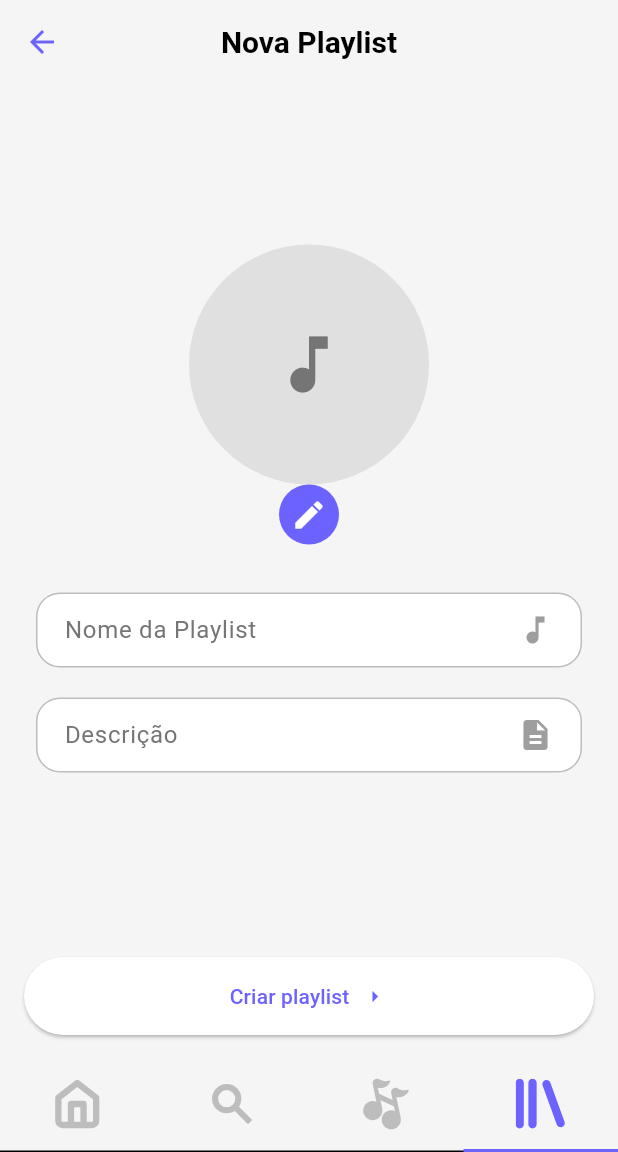
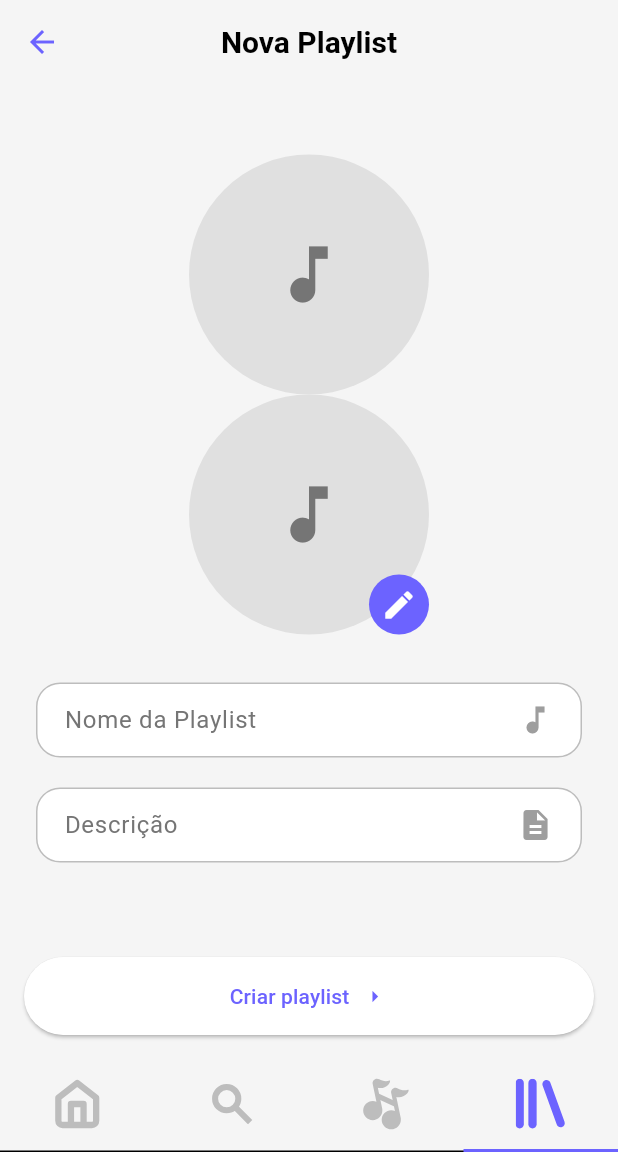
Before and after one commit to LucasEmanoel/dam_music_streaming, a Flutter app: the screen it shows after launch, item 4 of the bottom bar chosen, after a tap on the "add" icon, on a phone screen of 412 x 824 dp, the part 84-1236 px from its top. Run offline on Flutter 3.47's test engine with Material 3 defaults, Android fonts, the phone set to English and light mode, and no system bars; our stand-ins replace flutter_slidable, flutter_svg, image_picker; network calls fail.

```diff
--- a/lib/data/dto/music_dto.dart
+++ /dev/null
@@ -1,4 +0,0 @@
-class MusicData {
-  int? id;
-
-}
--- a/lib/data/dto/playlist_dto.dart
+++ b/lib/data/dto/playlist_dto.dart
@@ -1,27 +1,36 @@
-import '../../domain/models/playlist_data.dart';
+import 'package:dam_music_streaming/data/dto/song_dto.dart';
 
 class PlaylistDto {
-  final String id;
+  final int id;
   final String title;
+  final String description;
   final String urlCover;
   final int numSongs;
   final String author;
+  final List<SongDto> songs;
 
   const PlaylistDto({
     required this.id,
     required this.title,
+    required this.description,
     required this.urlCover,
     required this.numSongs,
     required this.author,
+    this.songs = const [],
   });
 
   factory PlaylistDto.fromMap(Map<String, dynamic> map) {
     return PlaylistDto(
-      id: map['id'] ?? '',
+      id: map['id'] ?? 0,
       title: map['title'] ?? '',
+      description: map['description'] ?? '',
       urlCover: map['urlCover'] ?? '',
       numSongs: map['numSongs'] ?? 0,
       author: map['author'] ?? '',
+      songs: (map['songs'] as List<dynamic>?)
+          ?.map((song) => SongDto.fromMap(song as Map<String, dynamic>))
+          .toList() ??
+          [],
     );
   }
 }
--- a/lib/data/services/playlist_service.dart
+++ b/lib/data/services/playlist_service.dart
@@ -4,23 +4,25 @@ import 'package:dam_music_streaming/data/dto/playlist_dto.dart';
 import 'package:http/http.dart' as http;
 
 class PlaylistApiService {
-  final String _baseUrl = "https://68917f0f447ff4f11fbcb402.mockapi.io";
+  static final String _baseUrl = "https://68917f0f447ff4f11fbcb402.mockapi.io";
 
-  Future<List<PlaylistDto>> listAll() async{
+  static Future<List<PlaylistDto>> listAll() async{
     final url = Uri.parse('$_baseUrl/playlists');
+
     try{
       final res = await http.get(url);
 
       if(res.statusCode == 200) {
         final List<dynamic> jsonList = jsonDecode(res.body);
-
         return jsonList
             .map((map) => PlaylistDto.fromMap(map as Map<String, dynamic>))
             .toList();
       } else {
+
         throw Exception('Falha no parsing do json');
       }
     } catch(e) {
+      print('erro na req: $e');
       throw Exception('Err: $e');
     }
 
--- a/lib/domain/mock/playlist_mock.dart
+++ /dev/null
@@ -1,42 +0,0 @@
-import '../models/playlist_data.dart';
-
-class MockPlaylists {
-  static List<PlaylistData> playlists = [
-    PlaylistData(
-      id: 1,
-      title: 'Rock Clássico',
-      urlCover: 'https://www.udiscovermusic.com/wp-content/uploads/2015/09/rock_playlist_final.jpg',
-      numSongs: 42,
-      author: 'Spotify',
-    ),
-    PlaylistData(
-      id: 2,
-      title: 'Indie BR',
-      urlCover: 'https://akamai.sscdn.co/uploadfile/letras/playlists/3/5/9/a/359a6ec667a7462bac230b3245792004.jpg',
-      numSongs: 25,
-      author: 'Você',
-    ),
-    PlaylistData(
-      id: 3,
-      title: 'Eletrônica para Focar',
-      urlCover: 'https://encrypted-tbn0.gstatic.com/images?q=tbn:ANd9GcQGN3xMiDc8lSUAF6BYja3yZb78E-LT2hHKBQ&s',
-      numSongs: 128,
-      author: 'HarmonyApp',
-    ),
-    PlaylistData(
-      id: 4,
-      title: 'Acústico',
-      urlCover: 'https://discografia.discosdobrasil.com.br/storage/capas/DI00990.jpg',
-      numSongs: 33,
-      author: 'Você',
-    ),
-    PlaylistData(
-      id: 5,
-      title: 'Top 50 Brasil',
-      urlCover: 'https://www.tupi.fm/wp-content/uploads/2024/02/WhatsApp-Image-2024-02-06-at-13.33.39-1.jpeg',
-      numSongs: 50,
-      author: 'Spotify',
-    ),
-  ];
-
-}
--- a/lib/domain/models/playlist_data.dart
+++ b/lib/domain/models/playlist_data.dart
@@ -1,15 +1,35 @@
+import 'package:dam_music_streaming/domain/models/music_data.dart';
+
+import '../../data/dto/playlist_dto.dart';
+
 class PlaylistData {
-  int? id;
-  String title;
-  String urlCover;
-  int? numSongs;
-  String author;
+  final int? id;
+  final String title;
+  final String description;
+  final String urlCover;
+  final int? numSongs;
+  final String author;
+  final List<SongData> songs;
 
   PlaylistData({
     this.id,
     required this.title,
+    required this.description,
     required this.urlCover,
     this.numSongs,
-    required this.author
+    required this.author,
+    this.songs = const [],
   });
+
+  factory PlaylistData.fromDto(PlaylistDto dto) {
+    return PlaylistData(
+      id: dto.id,
+      title: dto.title,
+      numSongs: dto.songs.length,
+      songs: dto.songs.map((songDto) => SongData.fromDto(songDto)).toList(),
+      description: dto.description ?? 'Descrição não disponível',
+      urlCover: dto.urlCover ?? '',
+      author: dto.author ?? 'Autor desconhecido',
+    );
+  }
 }
--- a/lib/ui/core/themes/light.dart
+++ b/lib/ui/core/themes/light.dart
@@ -9,6 +9,7 @@ class LightTheme {
 
     //playlists
     cardColor: Color(0xFFF5F5F5),
+
     //Inputs
     dividerColor: Colors.grey[400],
     colorScheme: const ColorScheme.light(
--- a/lib/ui/core/ui/svg_icon.dart
+++ b/lib/ui/core/ui/svg_icon.dart
@@ -15,7 +15,7 @@ class SvgIcon extends StatelessWidget {
 
   @override
   Widget build(BuildContext context) {
-    final Color iconColor = IconTheme.of(context).color!;
+    final Color iconColor = color ?? IconTheme.of(context).color!;
 
     return SvgPicture.asset(
       assetName,
--- a/lib/ui/playlists/view_model/playlist_view_model.dart
+++ b/lib/ui/playlists/view_model/playlist_view_model.dart
@@ -1,5 +1,5 @@
-import 'package:dam_music_streaming/data/repositories/playlist_repository.dart';
-import 'package:dam_music_streaming/domain/mock/playlist_mock.dart';
+import 'package:dam_music_streaming/data/dto/playlist_dto.dart';
+import 'package:dam_music_streaming/data/services/playlist_service.dart';
 import 'package:dam_music_streaming/domain/models/playlist_data.dart';
 import 'package:flutter/material.dart';
 import 'dart:io';
@@ -7,18 +7,28 @@ import 'dart:io';
 class PlaylistViewModel extends ChangeNotifier {
   int _stackIndex = 0;
   List<PlaylistData> _playlists = [];
+  List<PlaylistDto> _playlistsDto = [];
+  PlaylistData? entityBeingVisualized;
   PlaylistData? entityBeingEdited;
   final Directory docsDir;
 
   PlaylistViewModel(this.docsDir);
 
   Future<void> loadPlaylists() async {
-    _playlists = await MockPlaylists.playlists;
-    notifyListeners();
+    try{
+      _playlistsDto = await PlaylistApiService.listAll();
+      _playlists = _playlistsDto.map((dto) => PlaylistData.fromDto(dto)).toList();
+
+    } catch (e) {
+      print('error');
+    } finally {
+      notifyListeners();
+    }
   }
 
   int get stackIndex => _stackIndex;
   List<PlaylistData> get playlists => _playlists;
+
 
   void setStackIndex(int index) {
     _stackIndex = index;
@@ -26,7 +36,12 @@ class PlaylistViewModel extends ChangeNotifier {
   }
 
   void startEditing({PlaylistData? playlist}){
-    entityBeingEdited = playlist ?? PlaylistData(title: '', author: '', urlCover: '', numSongs: 0);
+    entityBeingEdited = playlist ?? PlaylistData(title: '', author: '', urlCover: '', numSongs: 0, description: '');
+    notifyListeners();
+  }
+
+  void startView({PlaylistData? playlist}){
+    entityBeingVisualized = playlist ?? PlaylistData(title: '', author: '', urlCover: '', numSongs: 0, description: '');
     notifyListeners();
   }
 
--- /dev/null
+++ b/lib/ui/playlists/widgets/playlist_music_list.dart
@@ -0,0 +1,143 @@
+import 'package:dam_music_streaming/ui/core/ui/svg_icon.dart';
+import 'package:flutter/material.dart';
+import 'package:provider/provider.dart';
+
+import '../view_model/playlist_view_model.dart';
+
+class PlaylistSongs extends StatelessWidget {
+  const PlaylistSongs({super.key});
+
+  @override
+  Widget build(BuildContext context) {
+
+    final theme = Theme.of(context);
+
+    return Consumer<PlaylistViewModel>(
+      builder: (context, vm, child) {
+
+        final playlist = vm.entityBeingVisualized;
+
+        return Scaffold(
+          appBar: AppBar(
+            elevation: 0,
+            backgroundColor: theme.scaffoldBackgroundColor,
+
+            leading: IconButton(
+              icon: Icon(Icons.arrow_back_ios_new, color: theme.iconTheme.color, size: 25,),
+              onPressed: () {
+                vm.setStackIndex(0);
+              },
+            ),
+            actions: [
+              IconButton(
+                icon: SvgIcon(
+                    assetName: 'assets/icons/Trash.svg',
+                    color: theme.colorScheme.error,
+                    size: 35),
+                onPressed: () {
+                  vm.setStackIndex(0);
+                },
+              ),
+            ],
+          ),
+          body: playlist == null
+              ? const Center(child: Text('Nenhuma playlist selecionada.'))
+              :SingleChildScrollView(
+            padding: EdgeInsets.all(16.0),
+            child: Column(
+              crossAxisAlignment: CrossAxisAlignment.start,
+              children: [
+                SizedBox(height: 10),
+                Text(playlist.title,
+                  style: TextStyle(
+                    color: theme.colorScheme.onSurface,
+                    fontSize: 28,
+                    fontWeight: FontWeight.w500,
+                  ),
+                ),
+                Text(playlist.description,
+                  style: TextStyle(
+                    color: theme.dividerColor,
+                    fontSize: 20,
+                    fontWeight: FontWeight.w500,
+                  ),
+                ),
+                SizedBox(height: 30),
+                Row(
+                  children: [
+                    Column(
+                      crossAxisAlignment: CrossAxisAlignment.start,
+                      children: [
+                        Text(
+                          'Criado por: ${playlist.author}',
+                          style: TextStyle(color: theme.colorScheme.onSurface, fontSize: 14),
+                        ),
+                        SizedBox(height: 4),
+                        Text(
+                          '${playlist.numSongs} de duração',
+                          style: TextStyle(color: Colors.grey, fontSize: 12),
+                        ),
+                      ],
+                    ),
+                    Spacer(),
+                    Container(
+                      decoration: BoxDecoration(
+                        shape: BoxShape.circle,
+                        gradient: LinearGradient( //TODO: achar uma cor legal para variar
+                          colors: [theme.colorScheme.primary, theme.colorScheme.primary],
+                          begin: Alignment.topLeft,
+                          end: Alignment.bottomRight,
+                        ),
+                      ),
+                      child: FloatingActionButton(
+                        child: const Icon(Icons.play_arrow, size: 30),
+                        onPressed: () {},
+                      )
+                    ),
+                  ],
+                ),
+                SizedBox(height: 30),
+                ListView.builder(
+                  shrinkWrap: true,
+                  physics: const NeverScrollableScrollPhysics(),
+
+                  itemCount: playlist.songs.length,
+                  itemBuilder: (context, index) {
+                    final song = playlist.songs[index];
+                    return Card(
+                      color: theme.cardColor,
+                      child: ListTile(
+                        leading: Image.network(
+                          song.coverUrl,
+                          width: 50,
+                          height: 50,
+                          fit: BoxFit.cover,
+                          errorBuilder: (context, error, stackTrace) {
+                            return const SizedBox(
+                              width: 50,
+                              height: 50,
+                              child: Icon(Icons.error_outline, color: Colors.red),
+                            );
+                          },
+                        ),
+                        title: Text(song.title),
+                        subtitle: Text(
+                          song.artist,
+                          style: const TextStyle(color: Color(0xFFB7B0B0)),
+                        ),
+                        trailing: const Icon(Icons.arrow_forward_ios, size: 20,),
+                        onTap: () async {
+                          vm.setStackIndex(2);
+                        },
+                      ),
+                    );
+                  },
+                ),
+              ],
+            ),
+          ),
+        );
+      },
+    );
+  }
+}
--- a/lib/ui/playlists/widgets/playlists_entry_view.dart
+++ b/lib/ui/playlists/widgets/playlists_entry_view.dart
@@ -14,6 +14,7 @@ class PlaylistEntryView extends StatelessWidget{
 
   @override
   Widget build(BuildContext context) {
+
     final theme = Theme.of(context);
 
     return Consumer<PlaylistViewModel>(
@@ -23,7 +24,7 @@ class PlaylistEntryView extends StatelessWidget{
           _descController.text = vm.entityBeingEdited!.author;
         }
 
-        File coverPlaylistFile = File(join(vm.docsDir.path, "playlist_cover"));
+        File coverPlaylistFile = File(join(vm.docsDir.path, "playlist_cover")); //vamos salvar localmente e colocar e mapear com banco
 
         if (!coverPlaylistFile.existsSync() && vm.entityBeingEdited?.id != null) {
           coverPlaylistFile = File(join(vm.docsDir.path, vm.entityBeingEdited!.id.toString()));
@@ -90,6 +91,20 @@ class PlaylistEntryView extends StatelessWidget{
                                   color: Colors.grey.shade600,
                             ),
                           ),
+                          Stack(
+                            children: [
+                              CircleAvatar(
+                                radius: 80,
+                                backgroundColor: Colors.grey.shade300,
+                                backgroundImage: coverPlaylistFile.existsSync() ? FileImage(coverPlaylistFile) : null,
+                                child: coverPlaylistFile.existsSync()
+                                    ? null
+                                    : Icon(
+                                  Icons.music_note,
+                                  size: 50,
+                                  color: Colors.grey.shade600,
+                                ),
+                              ),
                               Positioned(
                                 bottom: 0,
                                 right: 0,
@@ -105,7 +120,8 @@ class PlaylistEntryView extends StatelessWidget{
                                   ),
                                 ),
                               ),
-
+                            ],
+                          ),
                           const SizedBox(height: 32),
                           CustomInputField(
                             controller: _nameController,
--- a/lib/ui/playlists/widgets/playlists_list_view.dart
+++ b/lib/ui/playlists/widgets/playlists_list_view.dart
@@ -13,7 +13,6 @@ class PlaylistListView extends StatelessWidget{
   @override
   Widget build(BuildContext context) {
 
-    final vm = Provider.of<PlaylistViewModel>(context, listen: false);
     final theme = Theme.of(context);
 
     return Consumer<PlaylistViewModel>(
@@ -26,7 +25,7 @@ class PlaylistListView extends StatelessWidget{
             ),
             actions: [
               IconButton(
-                icon: Icon(Icons.add, color: theme.iconTheme.color),
+                icon: Icon(Icons.add, color: theme.iconTheme.color, size: 25,),
                 onPressed: () {
                   vm.startEditing();
                   vm.setStackIndex(1);
@@ -40,23 +39,7 @@ class PlaylistListView extends StatelessWidget{
               itemCount: vm.playlists.length,
               itemBuilder: (context, index) {
                 final playlist = vm.playlists[index];
-                Color color = theme.cardColor;
                 return Container(
-                  padding: EdgeInsets.fromLTRB(0, 0, 0, 0),
-                  child: Slidable(
-                    key: ValueKey(playlist.id),
-                    endActionPane: ActionPane(
-                      motion: ScrollMotion(),
-                      extentRatio: 0.25,
-                      children: [
-                        SlidableAction(
-                          backgroundColor: theme.colorScheme.error,
-                          foregroundColor: theme.colorScheme.onError,
-                          icon: Icons.delete,
-                          label: 'Delete', onPressed: (BuildContext context) {  },
-                        ),
-                      ],
-                    ),
                   child: Card(
                     color: theme.cardColor,
                     child: ListTile(
@@ -65,7 +48,6 @@ class PlaylistListView extends StatelessWidget{
                         width: 50,
                         height: 50,
                         fit: BoxFit.cover,
-
                         errorBuilder: (context, error, stackTrace) {
                           return const SizedBox(
                             width: 50,
@@ -73,18 +55,17 @@ class PlaylistListView extends StatelessWidget{
                             child: Icon(Icons.error_outline, color: Colors.red),
                           );
                         },
-
                       ),
                       title: Text(playlist.title),
                       subtitle: Text(
                         playlist.author,
                         style: const TextStyle(color: Color(0xFFB7B0B0)),
                       ),
+                      trailing: const Icon(Icons.arrow_forward_ios, size: 20,),
                       onTap: () async {
-                          vm.startEditing(playlist: playlist); //depois vou remover, esperando aprender fazer req em api
-                          vm.setStackIndex(1);
+                        vm.startView(playlist: playlist);
+                        vm.setStackIndex(2);
                       },
-                      ),
                     ),
                   ),
                 );
--- a/lib/ui/playlists/widgets/playlists_view.dart
+++ b/lib/ui/playlists/widgets/playlists_view.dart
@@ -1,4 +1,5 @@
 import "dart:io";
+import "package:dam_music_streaming/ui/playlists/widgets/playlist_music_list.dart";
 import "package:flutter/material.dart";
 import "package:provider/provider.dart";
 import "../view_model/playlist_view_model.dart";
@@ -25,6 +26,7 @@ class Playlist extends StatelessWidget {
             children: [
               PlaylistListView(),
               PlaylistEntryView(),
+              PlaylistSongs(),
             ],
           );
         },
```
Also changed, not shown: lib/data/dto/song_dto.dart (added, +31 -0 lines), lib/data/repositories/playlist_repository.dart (+0 -11 lines), lib/domain/models/music_data.dart (+16 -2 lines), assets/icons/Trash.svg (added), 1 other file. Lines whose indentation alone changed are shown as unchanged.
